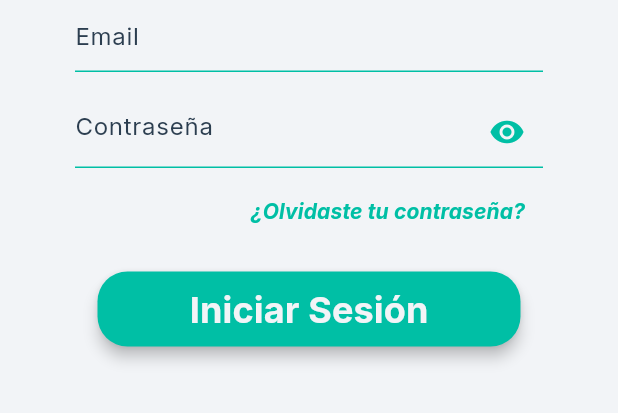
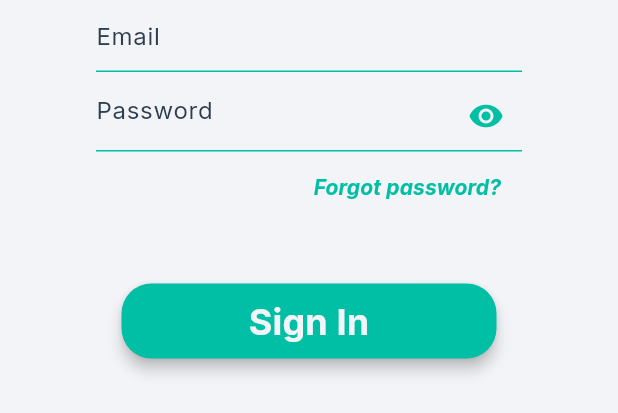
Before and after one commit to EdgarLopezMX/Intelliafy, a Flutter app: the LoginForm widget shown alone on an empty page, opened directly with empty values, on a phone screen of 412 x 824 dp. Shown: the top 413 px of the screen. Run offline on Flutter 3.47's test engine with Material 3 defaults, Android fonts, the phone set to English and light mode, and no system bars; our stand-ins replace firebase_auth, firebase_core; accounts and stored records are empty.

Commit message:
refactor: Responsive design was implemented

```diff
--- a/lib/widgets/login_form.dart
+++ b/lib/widgets/login_form.dart
@@ -9,6 +9,7 @@ class LoginForm extends StatefulWidget {
   final VoidCallback onSubmit;
 
   const LoginForm({
+    super.key,
     required this.formKey,
     required this.emailController,
     required this.passwordController,
@@ -27,14 +28,23 @@ class _LoginFormState extends State<LoginForm> {
     final Color primaryColor = Theme.of(context).colorScheme.primary;
     final Color accentColor = Theme.of(context).colorScheme.secondary;
     final surfaceColor = Theme.of(context).colorScheme.surface;
+    const double horizontalPadding = 48.0;
 
-    return Form(
+    return Center(
+      child: ConstrainedBox(
+        constraints: const BoxConstraints(maxWidth: 380),
+        child: Form(
           key: widget.formKey,
           child: Column(
             children: [
-            Padding(
-                padding: const EdgeInsets.symmetric(horizontal: 50.0),
-                child: TextFormField(
+              Center(
+                child: Padding(
+                  padding:
+                      const EdgeInsets.symmetric(horizontal: horizontalPadding),
+                  child: Column(
+                    crossAxisAlignment: CrossAxisAlignment.stretch,
+                    children: [
+                      TextFormField(
                         textInputAction: TextInputAction.next,
                         onEditingComplete: () => FocusScope.of(context)
                             .requestFocus(widget.passwordFocusNode),
@@ -42,7 +52,7 @@ class _LoginFormState extends State<LoginForm> {
                         controller: widget.emailController,
                         validator: (value) {
                           if (value!.isEmpty || !value.contains('@')) {
-                      return 'Ingresa un email valido';
+                            return 'Enter a valid email';
                           } else {
                             return null;
                           }
@@ -51,13 +61,11 @@ class _LoginFormState extends State<LoginForm> {
                           color: primaryColor,
                         ),
                         decoration: const InputDecoration(hintText: "Email"),
-                )),
+                      ),
                       const SizedBox(
-              height: 16,
+                        height: 5,
                       ),
-            Padding(
-              padding: const EdgeInsets.symmetric(horizontal: 50.0),
-              child: TextFormField(
+                      TextFormField(
                         textInputAction: TextInputAction.done,
                         focusNode: widget.passwordFocusNode,
                         keyboardType: TextInputType.visiblePassword,
@@ -65,7 +73,7 @@ class _LoginFormState extends State<LoginForm> {
                         obscureText: _obscureText,
                         validator: (value) {
                           if (value!.isEmpty || value.length < 7) {
-                    return 'Ingresa una contraseña valida';
+                            return 'Enter a valid password';
                           } else {
                             return null;
                           }
@@ -74,7 +82,7 @@ class _LoginFormState extends State<LoginForm> {
                           color: primaryColor,
                         ),
                         decoration: InputDecoration(
-                  hintText: 'Contraseña',
+                          hintText: 'Password',
                           suffixIcon: GestureDetector(
                             onTap: () {
                               setState(() {
@@ -82,18 +90,17 @@ class _LoginFormState extends State<LoginForm> {
                               });
                             },
                             child: Icon(
-                      _obscureText ? Icons.visibility : Icons.visibility_off,
+                              _obscureText
+                                  ? Icons.visibility
+                                  : Icons.visibility_off,
                               color: accentColor,
                             ),
                           ),
                         ),
                       ),
-            ),
-            const SizedBox(
-              height: 5,
-            ),
-            Padding(
-              padding: const EdgeInsets.symmetric(horizontal: 50.0),
+                      Center(
+                        child: SizedBox(
+                          width: 280,
                           child: Align(
                             alignment: Alignment.bottomRight,
                             child: TextButton(
@@ -101,25 +108,36 @@ class _LoginFormState extends State<LoginForm> {
                                 Navigator.push(
                                     context,
                                     MaterialPageRoute(
-                            builder: (context) => const ForgetPassword()));
+                                        builder: (context) =>
+                                            const ForgetPassword()));
                               },
                               child: Text(
-                    '¿Olvidaste tu contraseña?',
+                                'Forgot password?',
                                 style: TextStyle(
                                   color: accentColor,
                                   fontSize: 14,
                                   fontStyle: FontStyle.italic,
                                   fontWeight: FontWeight.bold,
+                                  fontFamily: 'Inter',
                                 ),
                               ),
                             ),
                           ),
                         ),
+                      ),
+                    ],
+                  ),
+                ),
+              ),
               const SizedBox(
-              height: 16,
+                height: 40,
               ),
               Padding(
-              padding: const EdgeInsets.symmetric(horizontal: 65.0),
+                padding:
+                    const EdgeInsets.symmetric(horizontal: horizontalPadding),
+                child: Center(
+                  child: SizedBox(
+                    width: 250,
                     child: ElevatedButton(
                       onPressed: widget.onSubmit,
                       style: ElevatedButton.styleFrom(
@@ -136,11 +154,12 @@ class _LoginFormState extends State<LoginForm> {
                           mainAxisAlignment: MainAxisAlignment.center,
                           children: [
                             Text(
-                        'Iniciar Sesión',
+                              'Sign In',
                               style: TextStyle(
                                 color: surfaceColor,
                                 fontWeight: FontWeight.bold,
                                 fontSize: 24,
+                                fontFamily: 'Inter',
                               ),
                             )
                           ],
@@ -148,7 +167,12 @@ class _LoginFormState extends State<LoginForm> {
                       ),
                     ),
                   ),
+                ),
+              ),
             ],
-        ));
+          ),
+        ),
+      ),
+    );
   }
 }
```
Also changed, not shown: lib/screens/login_screen.dart (+42 -38 lines), lib/widgets/login_footer.dart (added, +50 -0 lines), lib/widgets/login_header.dart (+27 -16 lines). Lines whose indentation alone changed are shown as unchanged.
